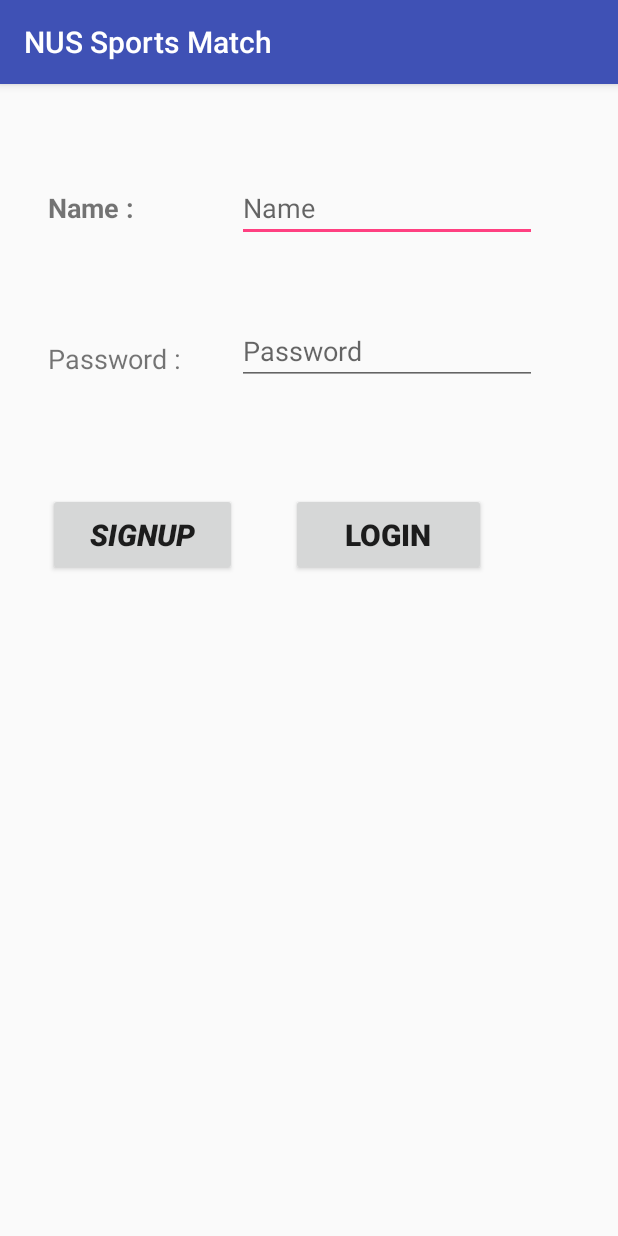
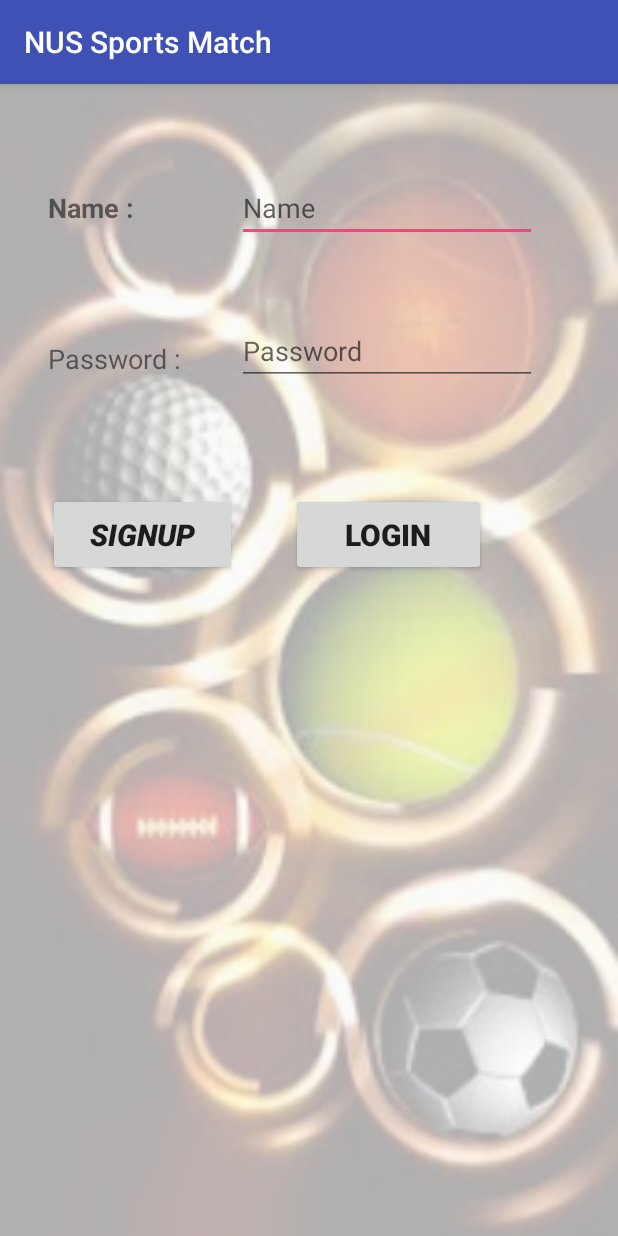
Before and after one commit to RachiketArya/MyApplication3, an Android app: the screen it shows after launch (MainActivity), on a phone screen of 412 x 824 dp. Run offline under Robolectric (Android 15) with nearby library versions, the phone set to English and light mode, and no system bars.

Commit message:
Added UI modifications.

```diff
--- /dev/null
+++ b/app/src/main/res/drawable/sports.xml
@@ -0,0 +1,6 @@
+<bitmap xmlns:android="http://schemas.android.com/apk/res/android"
+    android:layout_width="match_parent"
+    android:layout_height="match_parent"
+    android:shape="rectangle"
+    android:src="@drawable/sport"
+    android:alpha="0.3"/>
--- a/app/src/main/res/layout/main_login_page.xml
+++ b/app/src/main/res/layout/main_login_page.xml
@@ -1,6 +1,7 @@
 <?xml version="1.0" encoding="utf-8"?>
 <RelativeLayout
     xmlns:android="http://schemas.android.com/apk/res/android"
+    xmlns:app="http://schemas.android.com/apk/res-auto"
     xmlns:tools="http://schemas.android.com/tools"
     android:orientation="vertical"
     android:layout_width="match_parent"
@@ -9,6 +10,7 @@
     android:paddingLeft="10dp"
     android:paddingTop="10dp"
     android:paddingBottom="10dp"
+    android:background="@drawable/sports"
     >
 
 
```
Also changed, not shown: app/src/main/res/drawable/sport.png (added).
